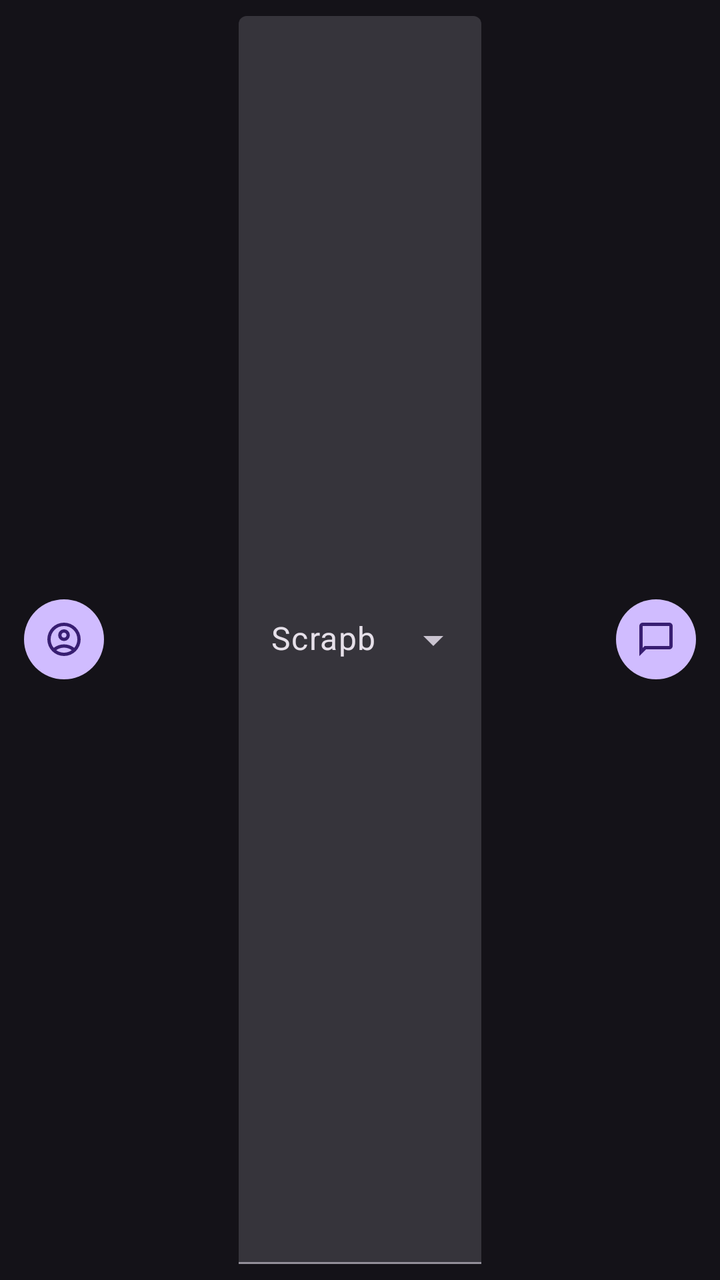
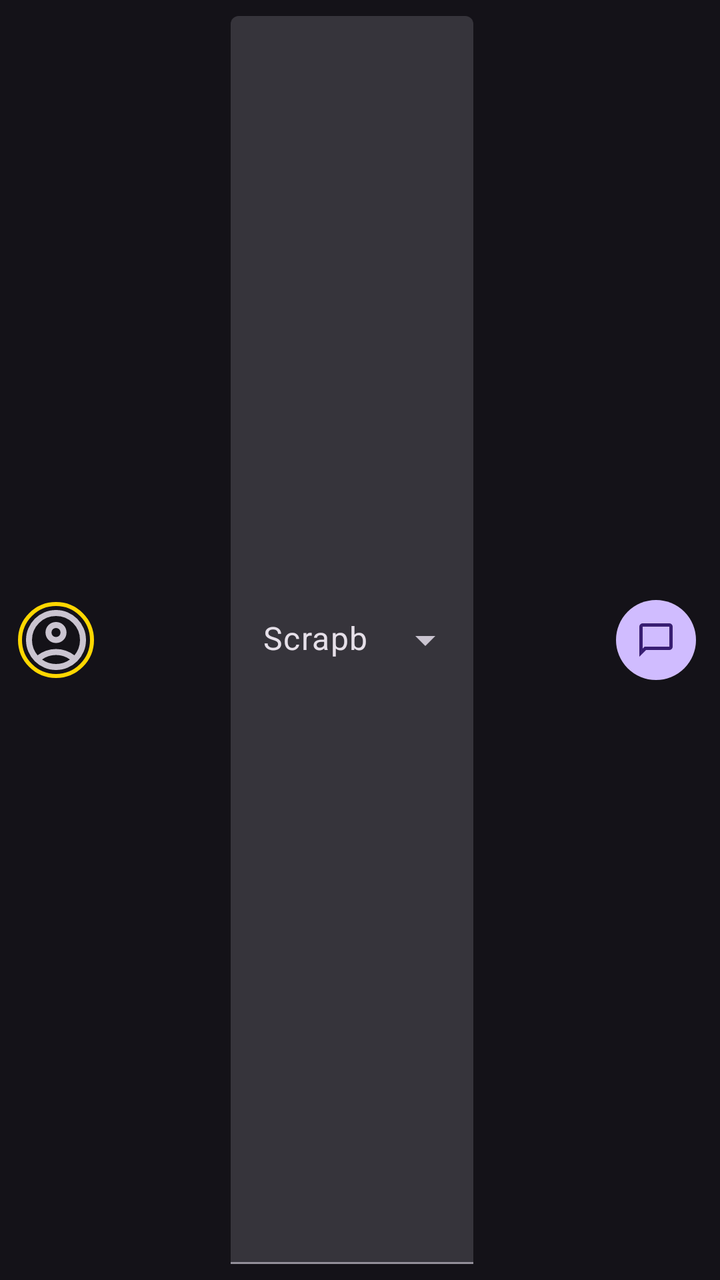

Screens rendered from an Android XML layout before and after an edit, with the pre-edit source and the edit as a unified diff.
<!-- AndroidManifest.xml: application theme Theme.ScrapbookWidget -->
<!-- res/layout/fragment_top_bar.xml -->
<?xml version="1.0" encoding="utf-8"?>
<layout xmlns:android="http://schemas.android.com/apk/res/android"
    xmlns:app="http://schemas.android.com/apk/res-auto"
    xmlns:tools="http://schemas.android.com/tools"
    tools:context=".ui.TopBarFragment">
    <LinearLayout
        android:layout_width="match_parent"
        android:layout_height="wrap_content"
        android:orientation="horizontal"
        android:padding="8dp">

        <Button
            android:id="@+id/btnSettings"
            style="?attr/materialIconButtonFilledStyle"
            android:layout_width="wrap_content"
            android:layout_height="wrap_content"
            android:contentDescription="Profile setting"
            app:icon="@drawable/account_circle_24"/>
        <View
            android:layout_width="0dp"
            android:layout_height="match_parent"
            android:layout_weight="1"/>
        <com.google.android.material.textfield.TextInputLayout
            style="@style/Widget.Material3.TextInputLayout.FilledBox.ExposedDropdownMenu"
            android:layout_width="wrap_content"
            android:layout_height="match_parent"
            app:hintEnabled="false">
            <com.google.android.material.textfield.MaterialAutoCompleteTextView
                android:id="@+id/group_list"
                android:layout_width="wrap_content"
                android:layout_height="match_parent"
                android:inputType="none"
                android:paddingTop="8dp"
                android:text="Scrapbooks"/>
        </com.google.android.material.textfield.TextInputLayout>

        <View
            android:layout_width="0dp"
            android:layout_height="match_parent"
            android:layout_weight="1"/>
        <Button
            android:id="@+id/btnChat"
            style="?attr/materialIconButtonFilledStyle"
            android:layout_width="wrap_content"
            android:layout_height="wrap_content"
            android:contentDescription="Chat messages"
            app:icon="@drawable/chat_bubble_24"/>
    </LinearLayout>
</layout>
<!-- resources referenced by this layout -->
<resources>
  <!-- drawable account_circle_24 (drawable) -->
  <vector xmlns:android="http://schemas.android.com/apk/res/android"
      android:width="24dp"
      android:height="24dp"
      android:viewportWidth="960"
      android:viewportHeight="960"
      android:tint="?attr/colorControlNormal">
    <path
        android:fillColor="@android:color/white"
        android:pathData="M234,684Q285,645 348,622.5Q411,600 480,600Q549,600 612,622.5Q675,645 726,684Q761,643 780.5,591Q800,539 800,480Q800,347 706.5,253.5Q613,160 480,160Q347,160 253.5,253.5Q160,347 160,480Q160,539 179.5,591Q199,643 234,684ZM380.5,479.5Q340,439 340,380Q340,321 380.5,280.5Q421,240 480,240Q539,240 579.5,280.5Q620,321 620,380Q620,439 579.5,479.5Q539,520 480,520Q421,520 380.5,479.5ZM480,880Q397,880 324,848.5Q251,817 197,763Q143,709 111.5,636Q80,563 80,480Q80,397 111.5,324Q143,251 197,197Q251,143 324,111.5Q397,80 480,80Q563,80 636,111.5Q709,143 763,197Q817,251 848.5,324Q880,397 880,480Q880,563 848.5,636Q817,709 763,763Q709,817 636,848.5Q563,880 480,880ZM580,784.5Q627,769 666,740Q627,711 580,695.5Q533,680 480,680Q427,680 380,695.5Q333,711 294,740Q333,769 380,784.5Q427,800 480,800Q533,800 580,784.5ZM523,423Q540,406 540,380Q540,354 523,337Q506,320 480,320Q454,320 437,337Q420,354 420,380Q420,406 437,423Q454,440 480,440Q506,440 523,423ZM480,380Q480,380 480,380Q480,380 480,380Q480,380 480,380Q480,380 480,380Q480,380 480,380Q480,380 480,380Q480,380 480,380Q480,380 480,380ZM480,740Q480,740 480,740Q480,740 480,740Q480,740 480,740Q480,740 480,740Q480,740 480,740Q480,740 480,740Q480,740 480,740Q480,740 480,740Z"/>
  </vector>
  <!-- drawable chat_bubble_24 (drawable) -->
  <vector xmlns:android="http://schemas.android.com/apk/res/android"
      android:width="24dp"
      android:height="24dp"
      android:viewportWidth="960"
      android:viewportHeight="960"
      android:tint="?attr/colorControlNormal">
    <path
        android:fillColor="@android:color/white"
        android:pathData="M80,880L80,160Q80,127 103.5,103.5Q127,80 160,80L800,80Q833,80 856.5,103.5Q880,127 880,160L880,640Q880,673 856.5,696.5Q833,720 800,720L240,720L80,880ZM206,640L800,640Q800,640 800,640Q800,640 800,640L800,160Q800,160 800,160Q800,160 800,160L160,160Q160,160 160,160Q160,160 160,160L160,685L206,640ZM160,640L160,640L160,160Q160,160 160,160Q160,160 160,160L160,160Q160,160 160,160Q160,160 160,160L160,640Q160,640 160,640Q160,640 160,640Z"/>
  </vector>
  <style name="Theme.ScrapbookWidget" parent="Base.Theme.ScrapbookWidget" />
  <style name="Base.Theme.ScrapbookWidget" parent="Theme.Material3.Dark.NoActionBar">
          
  
  
      </style>
</resources>

<!-- the commit's change to res/layout/fragment_top_bar.xml (unified diff, before → after) -->
@@ -7,19 +7,29 @@
         android:layout_width="match_parent"
         android:layout_height="wrap_content"
         android:orientation="horizontal"
+        android:gravity="center_vertical"
         android:padding="8dp">
 
-        <Button
+        <com.google.android.material.imageview.ShapeableImageView
             android:id="@+id/btnSettings"
-            style="?attr/materialIconButtonFilledStyle"
-            android:layout_width="wrap_content"
-            android:layout_height="wrap_content"
+            android:layout_width="40dp"
+            android:layout_height="40dp"
+            android:padding="2dp"
+            android:scaleType="centerCrop"
+            android:src="@drawable/account_circle_24"
             android:contentDescription="Profile setting"
-            app:icon="@drawable/account_circle_24"/>
+            android:clickable="true"
+            android:focusable="true"
+            android:background="?attr/selectableItemBackgroundBorderless"
+            app:shapeAppearanceOverlay="@style/CircleAppearance"
+            app:strokeColor="#FFD700"
+            app:strokeWidth="2dp"/>
+
         <View
             android:layout_width="0dp"
             android:layout_height="match_parent"
             android:layout_weight="1"/>
+
         <com.google.android.material.textfield.TextInputLayout
             style="@style/Widget.Material3.TextInputLayout.FilledBox.ExposedDropdownMenu"
             android:layout_width="wrap_content"
@@ -38,6 +48,7 @@
             android:layout_width="0dp"
             android:layout_height="match_parent"
             android:layout_weight="1"/>
+
         <Button
             android:id="@+id/btnChat"
             style="?attr/materialIconButtonFilledStyle"
<!-- resource entries referenced after the edit -->
@@ -22,11 +22,12 @@
         android:fillColor="@android:color/white"
         android:pathData="M80,880L80,160Q80,127 103.5,103.5Q127,80 160,80L800,80Q833,80 856.5,103.5Q880,127 880,160L880,640Q880,673 856.5,696.5Q833,720 800,720L240,720L80,880ZM206,640L800,640Q800,640 800,640Q800,640 800,640L800,160Q800,160 800,160Q800,160 800,160L160,160Q160,160 160,160Q160,160 160,160L160,685L206,640ZM160,640L160,640L160,160Q160,160 160,160Q160,160 160,160L160,160Q160,160 160,160Q160,160 160,160L160,640Q160,640 160,640Q160,640 160,640Z"/>
   </vector>
+  <style name="CircleAppearance">
+          <item name="cornerSize">50%</item>
+      </style>
   <style name="Theme.ScrapbookWidget" parent="Base.Theme.ScrapbookWidget" />
   <style name="Base.Theme.ScrapbookWidget" parent="Theme.Material3.Dark.NoActionBar">
           
-  
-  
       </style>
 </resources>
 
